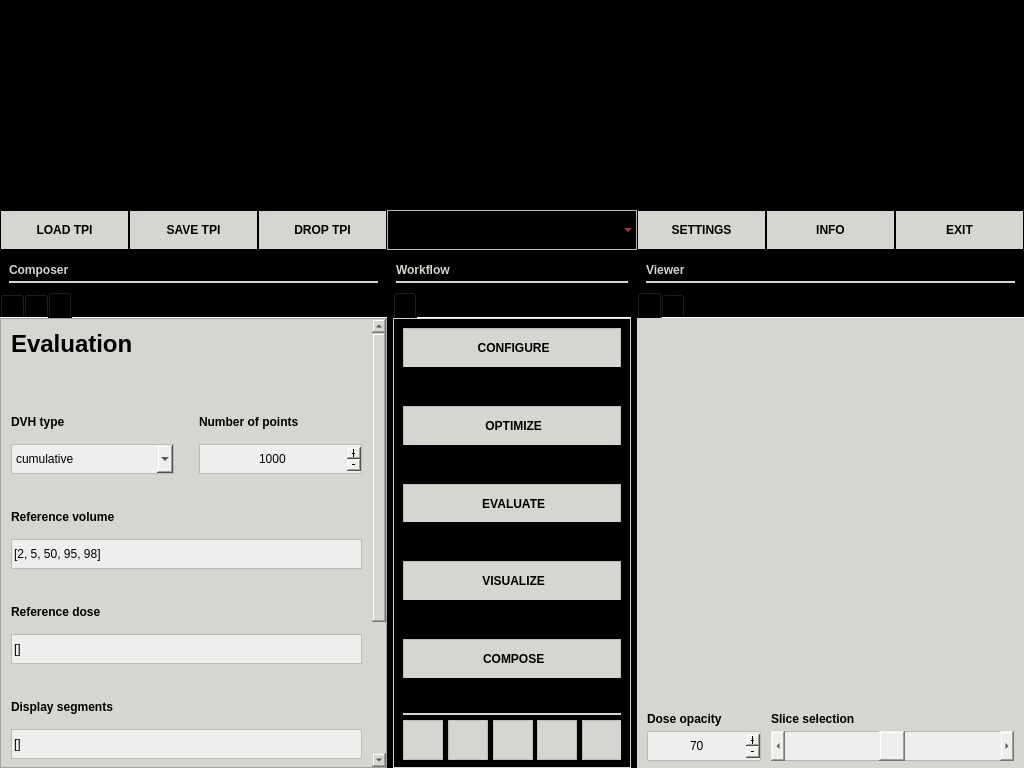
pyanno4rt/pyanno4rt, file pyanno4rt/gui/designs/main_window.ui: the form before one commit.
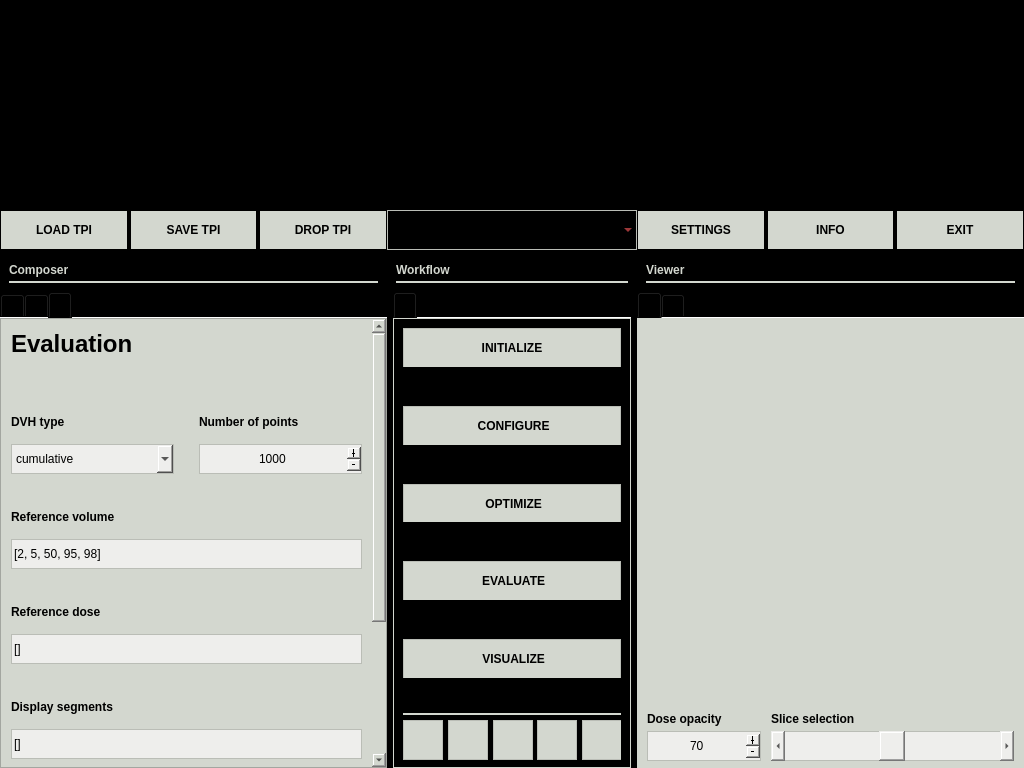
The form after the commit. The open tabs and pages were chosen to show the change. Icons and pictures are not drawn.

Commit message: feat: GUI - hover effects for push/tool buttons, disable/enable effects, clear buttons in the composer tabs, further styling/refactorization

The edit to the form file:
```diff
--- a/pyanno4rt/gui/designs/main_window.ui
+++ b/pyanno4rt/gui/designs/main_window.ui
@@ -219,13 +219,13 @@
            </size>
           </property>
           <property name="styleSheet">
-           <string notr="true">background-color: rgb(211, 215, 207);
+           <string notr="true">background-color: rgb(0, 0, 0);
 border: 0px solid;
 border-color: rgb(186, 189, 182);</string>
           </property>
           <layout class="QHBoxLayout" name="menu_left_layout">
            <property name="spacing">
-            <number>0</number>
+            <number>2</number>
            </property>
            <property name="leftMargin">
             <number>0</number>
@@ -257,7 +257,8 @@
               <cursorShape>PointingHandCursor</cursorShape>
              </property>
              <property name="styleSheet">
-              <string notr="true">border-color: rgb(186, 189, 182);
+              <string notr="true">background-color: rgb(211, 215, 207);
+border-color: rgb(186, 189, 182);
 border: 1px solid;
 color: rgb(0, 0, 0);</string>
              </property>
@@ -294,7 +295,8 @@
               <cursorShape>PointingHandCursor</cursorShape>
              </property>
              <property name="styleSheet">
-              <string notr="true">border-color: rgb(186, 189, 182);
+              <string notr="true">background-color: rgb(211, 215, 207);
+border-color: rgb(186, 189, 182);
 border: 1px solid;
 color: rgb(0, 0, 0);</string>
              </property>
@@ -331,7 +333,8 @@
               <cursorShape>PointingHandCursor</cursorShape>
              </property>
              <property name="styleSheet">
-              <string notr="true">border-color: rgb(186, 189, 182);
+              <string notr="true">background-color: rgb(211, 215, 207);
+border-color: rgb(186, 189, 182);
 border: 1px solid;
 color: rgb(0, 0, 0);</string>
              </property>
@@ -368,13 +371,13 @@
            </size>
           </property>
           <property name="styleSheet">
-           <string notr="true">background-color: rgb(211, 215, 207);
+           <string notr="true">background-color: rgb(0, 0, 0);
 border: 0px solid;
 border-color: rgb(186, 189, 182);</string>
           </property>
           <layout class="QHBoxLayout" name="menu_right_layout">
            <property name="spacing">
-            <number>0</number>
+            <number>2</number>
            </property>
            <property name="leftMargin">
             <number>0</number>
@@ -406,7 +409,8 @@
               <cursorShape>PointingHandCursor</cursorShape>
              </property>
              <property name="styleSheet">
-              <string notr="true">border-color: rgb(186, 189, 182);
+              <string notr="true">background-color: rgb(211, 215, 207);
+border-color: rgb(186, 189, 182);
 border: 1px solid;
 color: rgb(0, 0, 0);</string>
              </property>
@@ -443,7 +447,8 @@
               <cursorShape>PointingHandCursor</cursorShape>
              </property>
              <property name="styleSheet">
-              <string notr="true">border-color: rgb(186, 189, 182);
+              <string notr="true">background-color: rgb(211, 215, 207);
+border-color: rgb(186, 189, 182);
 border: 1px solid;
 color: rgb(0, 0, 0);</string>
              </property>
@@ -480,7 +485,8 @@
               <cursorShape>PointingHandCursor</cursorShape>
              </property>
              <property name="styleSheet">
-              <string notr="true">border-color: rgb(186, 189, 182);
+              <string notr="true">background-color: rgb(211, 215, 207);
+border-color: rgb(186, 189, 182);
 border: 1px solid;
 color: rgb(0, 0, 0);</string>
              </property>
@@ -1338,6 +1344,86 @@
                       <property name="bottomMargin">
                        <number>10</number>
                       </property>
+                      <item>
+                       <widget class="QPushButton" name="initialize_pbutton">
+                        <property name="sizePolicy">
+                         <sizepolicy hsizetype="Minimum" vsizetype="Minimum">
+                          <horstretch>0</horstretch>
+                          <verstretch>0</verstretch>
+                         </sizepolicy>
+                        </property>
+                        <property name="minimumSize">
+                         <size>
+                          <width>0</width>
+                          <height>40</height>
+                         </size>
+                        </property>
+                        <property name="maximumSize">
+                         <size>
+                          <width>16777215</width>
+                          <height>40</height>
+                         </size>
+                        </property>
+                        <property name="font">
+                         <font>
+                          <weight>75</weight>
+                          <bold>true</bold>
+                         </font>
+                        </property>
+                        <property name="cursor">
+                         <cursorShape>PointingHandCursor</cursorShape>
+                        </property>
+                        <property name="styleSheet">
+                         <string notr="true">color: rgb(0, 0, 0);
+background-color: rgb(211, 215, 207);
+border: 1px solid;
+border-color: rgb(186, 189, 182);</string>
+                        </property>
+                        <property name="text">
+                         <string>INITIALIZE</string>
+                        </property>
+                        <property name="icon">
+                         <iconset resource="../assets/resources.qrc">
+                          <normaloff>:/black_icons/icons_black/play.svg</normaloff>:/black_icons/icons_black/play.svg</iconset>
+                        </property>
+                        <property name="iconSize">
+                         <size>
+                          <width>18</width>
+                          <height>18</height>
+                         </size>
+                        </property>
+                       </widget>
+                      </item>
+                      <item>
+                       <widget class="QPushButton" name="chevron_init_conf">
+                        <property name="sizePolicy">
+                         <sizepolicy hsizetype="Minimum" vsizetype="Minimum">
+                          <horstretch>0</horstretch>
+                          <verstretch>0</verstretch>
+                         </sizepolicy>
+                        </property>
+                        <property name="minimumSize">
+                         <size>
+                          <width>0</width>
+                          <height>40</height>
+                         </size>
+                        </property>
+                        <property name="styleSheet">
+                         <string notr="true">border: 0px solid;
+border-color: rgb(0, 0, 0);</string>
+                        </property>
+                        <property name="icon">
+                         <iconset resource="../assets/resources.qrc">
+                          <normaloff>:/white_icons/icons_white/chevrons-down.svg</normaloff>:/white_icons/icons_white/chevrons-down.svg</iconset>
+                        </property>
+                        <property name="iconSize">
+                         <size>
+                          <width>18</width>
+                          <height>18</height>
+                         </size>
+                        </property>
+                       </widget>
+                      </item>
                       <item>
                        <widget class="QPushButton" name="configure_pbutton">
                         <property name="sizePolicy">
@@ -1628,86 +1714,6 @@
                         </property>
                        </widget>
                       </item>
-                      <item>
-                       <widget class="QPushButton" name="empty_vis_comp">
-                        <property name="sizePolicy">
-                         <sizepolicy hsizetype="Minimum" vsizetype="Minimum">
-                          <horstretch>0</horstretch>
-                          <verstretch>0</verstretch>
-                         </sizepolicy>
-                        </property>
-                        <property name="minimumSize">
-                         <size>
-                          <width>0</width>
-                          <height>40</height>
-                         </size>
-                        </property>
-                        <property name="styleSheet">
-                         <string notr="true">border: 0px solid;
-border-color: rgb(0, 0, 0);</string>
-                        </property>
-                        <property name="icon">
-                         <iconset resource="../assets/resources.qrc">
-                          <normaloff>:/white_icons/icons_white/circle.svg</normaloff>:/white_icons/icons_white/circle.svg</iconset>
-                        </property>
-                        <property name="iconSize">
-                         <size>
-                          <width>14</width>
-                          <height>14</height>
-                         </size>
-                        </property>
-                       </widget>
-                      </item>
-                      <item>
-                       <widget class="QPushButton" name="compose_pbutton">
-                        <property name="sizePolicy">
-                         <sizepolicy hsizetype="Minimum" vsizetype="Minimum">
-                          <horstretch>0</horstretch>
-                          <verstretch>0</verstretch>
-                         </sizepolicy>
-                        </property>
-                        <property name="minimumSize">
-                         <size>
-                          <width>0</width>
-                          <height>40</height>
-                         </size>
-                        </property>
-                        <property name="maximumSize">
-                         <size>
-                          <width>16777215</width>
-                          <height>40</height>
-                         </size>
-                        </property>
-                        <property name="font">
-                         <font>
-                          <weight>75</weight>
-                          <bold>true</bold>
-                         </font>
-                        </property>
-                        <property name="cursor">
-                         <cursorShape>PointingHandCursor</cursorShape>
-                        </property>
-                        <property name="styleSheet">
-                         <string notr="true">color: rgb(0, 0, 0);
-background-color: rgb(211, 215, 207);
-border: 1px solid;
-border-color: rgb(186, 189, 182);</string>
-                        </property>
-                        <property name="text">
-                         <string> COMPOSE</string>
-                        </property>
-                        <property name="icon">
-                         <iconset resource="../assets/resources.qrc">
-                          <normaloff>:/black_icons/icons_black/music.svg</normaloff>:/black_icons/icons_black/music.svg</iconset>
-                        </property>
-                        <property name="iconSize">
-                         <size>
-                          <width>18</width>
-                          <height>18</height>
-                         </size>
-                        </property>
-                       </widget>
-                      </item>
                       <item>
                        <widget class="QPushButton" name="toolbox_spacer_top">
                         <property name="sizePolicy">
```
Left out of the diff: 232 changed lines with no effect on the pictures. The commit also changes 33 other files.
